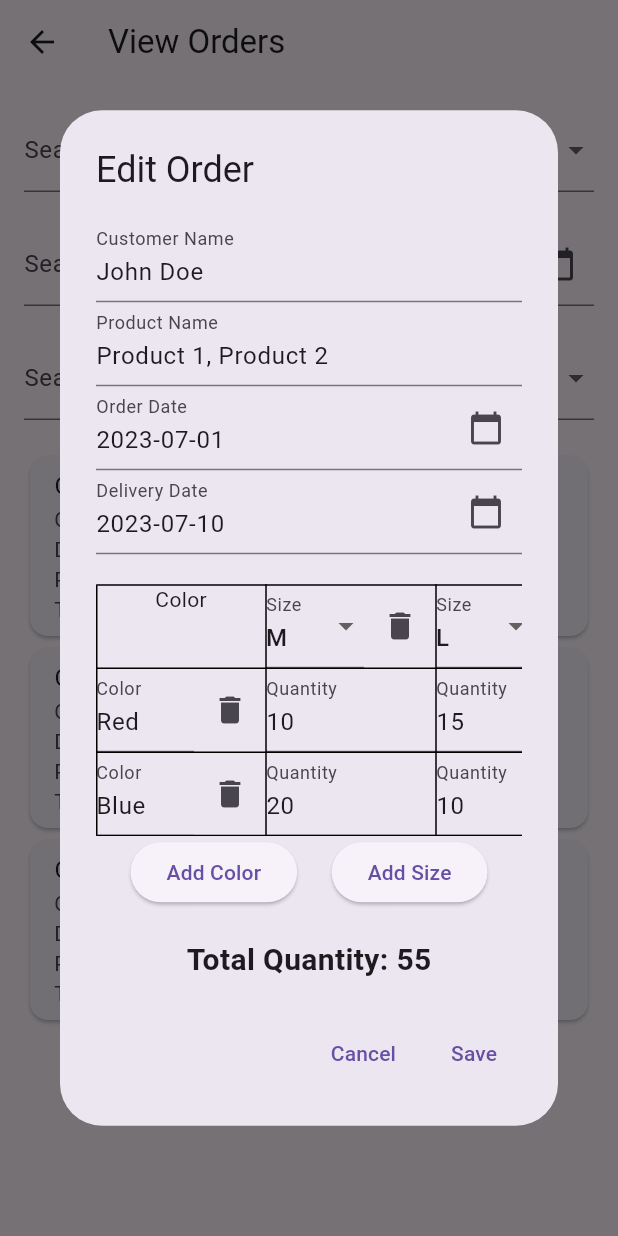
After one commit to BibekNeupanee/Factory, a Flutter app: the ViewOrderPage screen opened directly, after a tap on the "edit" icon, on a phone screen of 412 x 824 dp. The commit adds this screen. Run offline on Flutter 3.47's test engine with Material 3 defaults, Android fonts, the phone set to English and light mode, and no system bars; our stand-ins replace shared_preferences; accounts and stored records are empty.

Commit message:
added different directory and view order

```diff
--- /dev/null
+++ b/lib/Order_Management/View_Order/edit_order.dart
@@ -0,0 +1,325 @@
+import 'package:flutter/material.dart';
+import 'package:intl/intl.dart';
+import 'package:flutter/services.dart'; // For input formatters
+
+class EditOrderDialog extends StatefulWidget {
+  final Map<String, dynamic> order;
+  final Function(Map<String, dynamic>) onSave;
+
+  EditOrderDialog({required this.order, required this.onSave});
+
+  @override
+  _EditOrderDialogState createState() => _EditOrderDialogState();
+}
+
+class _EditOrderDialogState extends State<EditOrderDialog> {
+  late TextEditingController _customerController;
+  late TextEditingController _orderDateController;
+  late TextEditingController _deliveryDateController;
+  late TextEditingController _productController;
+  late List<String> _colors;
+  late List<String> _sizes;
+  late Map<String, Map<String, TextEditingController>> _quantities;
+  int _totalQuantity = 0;
+
+  @override
+  void initState() {
+    super.initState();
+    _customerController = TextEditingController(text: widget.order['customer']);
+    _orderDateController =
+        TextEditingController(text: widget.order['orderDate']);
+    _deliveryDateController =
+        TextEditingController(text: widget.order['deliveryDate']);
+    _productController =
+        TextEditingController(text: widget.order['products'].join(', '));
+    _colors = List<String>.from(widget.order['colors']);
+    _sizes = List<String>.from(widget.order['sizes']);
+    _quantities = {};
+
+    for (var color in _colors) {
+      _quantities[color] = {};
+      for (var size in _sizes) {
+        _quantities[color]![size] = TextEditingController(
+          text: widget.order['quantities'][color]?[size]?.toString() ?? '',
+        );
+        _quantities[color]![size]!.addListener(_updateTotalQuantity);
+      }
+    }
+    _updateTotalQuantity();
+  }
+
+  void _updateTotalQuantity() {
+    int total = 0;
+    for (var color in _quantities.values) {
+      for (var controller in color.values) {
+        total += int.tryParse(controller.text) ?? 0;
+      }
+    }
+    setState(() {
+      _totalQuantity = total;
+    });
+  }
+
+  Future<void> _selectDate(
+      BuildContext context, TextEditingController controller) async {
+    final DateTime? picked = await showDatePicker(
+      context: context,
+      initialDate: DateTime.now(),
+      firstDate: DateTime(2000),
+      lastDate: DateTime(2101),
+    );
+    if (picked != null) {
+      setState(() {
+        controller.text = DateFormat('yyyy-MM-dd').format(picked);
+      });
+    }
+  }
+
+  void _addNewColor() {
+    setState(() {
+      String newColor = '';
+      _colors.add(newColor);
+      _quantities[newColor] = {
+        for (var size in _sizes) size: TextEditingController()
+      };
+      for (var size in _sizes) {
+        _quantities[newColor]![size]!.addListener(_updateTotalQuantity);
+      }
+    });
+  }
+
+  void _addNewSize() {
+    setState(() {
+      String newSize = '';
+      _sizes.add(newSize);
+      for (var quantity in _quantities.values) {
+        quantity[newSize] = TextEditingController();
+        quantity[newSize]!.addListener(_updateTotalQuantity);
+      }
+    });
+  }
+
+  void _removeColor(int index) {
+    setState(() {
+      String colorToRemove = _colors[index];
+      _quantities.remove(colorToRemove);
+      _colors.removeAt(index);
+      _updateTotalQuantity();
+    });
+  }
+
+  void _removeSize(int index) {
+    String sizeToRemove = _sizes[index];
+    setState(() {
+      _sizes.removeAt(index);
+      for (var quantity in _quantities.values) {
+        quantity.remove(sizeToRemove);
+      }
+      _updateTotalQuantity();
+    });
+  }
+
+  @override
+  Widget build(BuildContext context) {
+    return AlertDialog(
+      title: Text('Edit Order'),
+      content: SingleChildScrollView(
+        child: Column(
+          mainAxisSize: MainAxisSize.min,
+          children: [
+            TextFormField(
+              controller: _customerController,
+              decoration: InputDecoration(labelText: 'Customer Name'),
+            ),
+            TextFormField(
+              controller: _productController,
+              decoration: InputDecoration(labelText: 'Product Name'),
+            ),
+            TextFormField(
+              controller: _orderDateController,
+              readOnly: true,
+              decoration: InputDecoration(
+                labelText: 'Order Date',
+                suffixIcon: IconButton(
+                  icon: Icon(Icons.calendar_today),
+                  onPressed: () => _selectDate(context, _orderDateController),
+                ),
+              ),
+            ),
+            TextFormField(
+              controller: _deliveryDateController,
+              readOnly: true,
+              decoration: InputDecoration(
+                labelText: 'Delivery Date',
+                suffixIcon: IconButton(
+                  icon: Icon(Icons.calendar_today),
+                  onPressed: () =>
+                      _selectDate(context, _deliveryDateController),
+                ),
+              ),
+            ),
+            SizedBox(height: 20),
+            SingleChildScrollView(
+              scrollDirection: Axis.horizontal,
+              child: SizedBox(
+                width: _sizes.length * 120.0 + 100,
+                child: Table(
+                  defaultColumnWidth: FixedColumnWidth(100.0),
+                  border: TableBorder.all(color: Colors.black),
+                  children: [
+                    TableRow(
+                      children: [
+                        TableCell(child: Center(child: Text('Color'))),
+                        ..._sizes.asMap().entries.map((entry) {
+                          int index = entry.key;
+                          String size = entry.value;
+                          return TableCell(
+                            child: Row(
+                              children: [
+                                Expanded(
+                                  child: DropdownButtonFormField<String>(
+                                    value: size.isEmpty ? null : size,
+                                    decoration:
+                                        InputDecoration(labelText: 'Size'),
+                                    items: _sizes.map((String value) {
+                                      return DropdownMenuItem<String>(
+                                        value: value,
+                                        child: Text(value),
+                                      );
+                                    }).toList(),
+                                    onChanged: (newValue) {
+                                      setState(() {
+                                        _sizes[index] = newValue!;
+                                        for (var quantity
+                                            in _quantities.values) {
+                                          quantity[newValue] =
+                                              TextEditingController();
+                                          quantity[newValue]!.addListener(
+                                              _updateTotalQuantity);
+                                        }
+                                      });
+                                    },
+                                  ),
+                                ),
+                                IconButton(
+                                  icon: Icon(Icons.delete),
+                                  onPressed: () => _removeSize(index),
+                                ),
+                              ],
+                            ),
+                          );
+                        }).toList(),
+                      ],
+                    ),
+                    ..._colors.asMap().entries.map((entry) {
+                      int index = entry.key;
+                      String color = entry.value;
+                      return TableRow(
+                        children: [
+                          TableCell(
+                            child: Row(
+                              children: [
+                                Expanded(
+                                  child: TextFormField(
+                                    controller:
+                                        TextEditingController(text: color),
+                                    onChanged: (newValue) {
+                                      setState(() {
+                                        _colors[index] = newValue;
+                                        _quantities[newValue] =
+                                            _quantities.remove(color) ?? {};
+                                      });
+                                    },
+                                    decoration:
+                                        InputDecoration(labelText: 'Color'),
+                                  ),
+                                ),
+                                IconButton(
+                                  icon: Icon(Icons.delete),
+                                  onPressed: () => _removeColor(index),
+                                ),
+                              ],
+                            ),
+                          ),
+                          ..._sizes.map((size) {
+                            if (!_quantities[color]!.containsKey(size)) {
+                              _quantities[color]![size] =
+                                  TextEditingController();
+                              _quantities[color]![size]!
+                                  .addListener(_updateTotalQuantity);
+                            }
+                            return TableCell(
+                              child: TextFormField(
+                                controller: _quantities[color]![size],
+                                keyboardType: TextInputType.numberWithOptions(
+                                    decimal: false),
+                                inputFormatters: [
+                                  FilteringTextInputFormatter.digitsOnly
+                                ],
+                                decoration:
+                                    InputDecoration(labelText: 'Quantity'),
+                              ),
+                            );
+                          }).toList(),
+                        ],
+                      );
+                    }).toList(),
+                  ],
+                ),
+              ),
+            ),
+            Row(
+              mainAxisAlignment: MainAxisAlignment.spaceEvenly,
+              children: [
+                ElevatedButton(
+                  onPressed: _addNewColor,
+                  child: Text('Add Color'),
+                ),
+                ElevatedButton(
+                  onPressed: _addNewSize,
+                  child: Text('Add Size'),
+                ),
+              ],
+            ),
+            SizedBox(height: 20),
+            Text(
+              'Total Quantity: $_totalQuantity',
+              style: TextStyle(fontSize: 20, fontWeight: FontWeight.bold),
+            ),
+          ],
+        ),
+      ),
+      actions: [
+        TextButton(
+          onPressed: () {
+            Navigator.of(context).pop();
+          },
+          child: Text('Cancel'),
+        ),
+        TextButton(
+          onPressed: () {
+            Map<String, dynamic> updatedOrder = {
+              'customer': _customerController.text,
+              'orderDate': _orderDateController.text,
+              'deliveryDate': _deliveryDateController.text,
+              'products': _productController.text.split(', '),
+              'totalAmount': _totalQuantity,
+              'colors': _colors,
+              'sizes': _sizes,
+              'quantities': {
+                for (var color in _colors)
+                  color: {
+                    for (var size in _sizes)
+                      size: int.tryParse(_quantities[color]![size]!.text) ?? 0
+                  }
+              }
+            };
+            widget.onSave(updatedOrder);
+            Navigator.of(context).pop();
+          },
+          child: Text('Save'),
+        ),
+      ],
+    );
+  }
+}
--- /dev/null
+++ b/lib/Order_Management/View_Order/view_order.dart
@@ -0,0 +1,296 @@
+import 'package:flutter/material.dart';
+import 'package:intl/intl.dart';
+import 'edit_order.dart'; // Import the EditOrderDialog
+
+class ViewOrderPage extends StatefulWidget {
+  @override
+  _ViewOrderPageState createState() => _ViewOrderPageState();
+}
+
+class _ViewOrderPageState extends State<ViewOrderPage> {
+  final List<Map<String, dynamic>> orderDetails = [
+    {
+      'customer': 'John Doe',
+      'orderDate': '2023-07-01',
+      'deliveryDate': '2023-07-10',
+      'products': ['Product 1', 'Product 2'],
+      'totalAmount': 55.0,
+      'colors': ['Red', 'Blue'],
+      'sizes': ['M', 'L'],
+      'quantities': {
+        'Red': {'M': 10, 'L': 15},
+        'Blue': {'M': 20, 'L': 10}
+      }
+    },
+    {
+      'customer': 'Jane Smith',
+      'orderDate': '2023-07-02',
+      'deliveryDate': '2023-07-12',
+      'products': ['Product 3'],
+      'totalAmount': 30.0,
+      'colors': ['Green'],
+      'sizes': ['S'],
+      'quantities': {
+        'Green': {'S': 30}
+      }
+    },
+    {
+      'customer': 'Alice Johnson',
+      'orderDate': '2023-07-03',
+      'deliveryDate': '2023-07-13',
+      'products': ['Product 4', 'Product 5'],
+      'totalAmount': 75.0,
+      'colors': ['Yellow', 'Black'],
+      'sizes': ['XL', 'XXL'],
+      'quantities': {
+        'Yellow': {'XL': 25, 'XXL': 10},
+        'Black': {'XL': 20, 'XXL': 20}
+      }
+    },
+  ];
+
+  String? selectedCustomer;
+  DateTime? selectedDate;
+  String? selectedProduct;
+  List<String> customers = [];
+  List<String> products = [];
+  List<Map<String, dynamic>> filteredOrders = [];
+
+  @override
+  void initState() {
+    super.initState();
+    customers = orderDetails
+        .map((order) => order['customer'] as String)
+        .toSet()
+        .toList();
+    products = orderDetails
+        .expand((order) => order['products'] as List<String>)
+        .toSet()
+        .toList();
+    filteredOrders = List.from(orderDetails);
+  }
+
+  void filterOrders() {
+    setState(() {
+      filteredOrders = orderDetails.where((order) {
+        final matchesCustomer =
+            selectedCustomer == null || order['customer'] == selectedCustomer;
+        final matchesDate = selectedDate == null ||
+            order['orderDate'] ==
+                DateFormat('yyyy-MM-dd').format(selectedDate!);
+        final matchesProduct = selectedProduct == null ||
+            (order['products'] as List).contains(selectedProduct);
+        return matchesCustomer && matchesDate && matchesProduct;
+      }).toList();
+    });
+  }
+
+  Future<void> _selectDate(BuildContext context) async {
+    final DateTime? picked = await showDatePicker(
+      context: context,
+      initialDate: selectedDate ?? DateTime.now(),
+      firstDate: DateTime(2000),
+      lastDate: DateTime(2101),
+    );
+    if (picked != null) {
+      setState(() {
+        selectedDate = picked;
+        filterOrders();
+      });
+    }
+  }
+
+  void clearFilters() {
+    setState(() {
+      selectedCustomer = null;
+      selectedDate = null;
+      selectedProduct = null;
+      filteredOrders = List.from(orderDetails);
+    });
+  }
+
+  void _editOrder(BuildContext context, int index) {
+    showDialog(
+      context: context,
+      builder: (context) {
+        return EditOrderDialog(
+          order: filteredOrders[index],
+          onSave: (updatedOrder) {
+            setState(() {
+              orderDetails[index] = updatedOrder;
+              filterOrders();
+            });
+          },
+        );
+      },
+    );
+  }
+
+  void _deleteOrder(int index) {
+    setState(() {
+      orderDetails.removeAt(index);
+      filterOrders();
+    });
+  }
+
+  @override
+  Widget build(BuildContext context) {
+    return Scaffold(
+      appBar: AppBar(
+        title: Text('View Orders'),
+      ),
+      body: Padding(
+        padding: const EdgeInsets.all(16.0),
+        child: Column(
+          crossAxisAlignment: CrossAxisAlignment.start,
+          children: [
+            Row(
+              children: [
+                Expanded(
+                  child: DropdownButtonFormField<String>(
+                    decoration: InputDecoration(
+                      labelText: 'Search by Customer Name',
+                      suffixIcon: selectedCustomer != null
+                          ? IconButton(
+                              icon: Icon(Icons.clear),
+                              onPressed: () {
+                                setState(() {
+                                  selectedCustomer = null;
+                                  filterOrders();
+                                });
+                              },
+                            )
+                          : null,
+                    ),
+                    items: customers.map((customer) {
+                      return DropdownMenuItem<String>(
+                        value: customer,
+                        child: Text(customer),
+                      );
+                    }).toList(),
+                    onChanged: (newValue) {
+                      setState(() {
+                        selectedCustomer = newValue;
+                        filterOrders();
+                      });
+                    },
+                    value: selectedCustomer,
+                  ),
+                ),
+              ],
+            ),
+            SizedBox(height: 20),
+            Row(
+              children: [
+                Expanded(
+                  child: TextFormField(
+                    readOnly: true,
+                    decoration: InputDecoration(
+                      labelText: 'Search by Order Date',
+                      suffixIcon: Row(
+                        mainAxisSize: MainAxisSize.min,
+                        children: [
+                          if (selectedDate != null)
+                            IconButton(
+                              icon: Icon(Icons.clear),
+                              onPressed: () {
+                                setState(() {
+                                  selectedDate = null;
+                                  filterOrders();
+                                });
+                              },
+                            ),
+                          IconButton(
+                            icon: Icon(Icons.calendar_today),
+                            onPressed: () => _selectDate(context),
+                          ),
+                        ],
+                      ),
+                    ),
+                    controller: TextEditingController(
+                      text: selectedDate == null
+                          ? ''
+                          : DateFormat('yyyy-MM-dd').format(selectedDate!),
+                    ),
+                  ),
+                ),
+              ],
+            ),
+            SizedBox(height: 20),
+            Row(
+              children: [
+                Expanded(
+                  child: DropdownButtonFormField<String>(
+                    decoration: InputDecoration(
+                      labelText: 'Search by Product Name',
+                      suffixIcon: selectedProduct != null
+                          ? IconButton(
+                              icon: Icon(Icons.clear),
+                              onPressed: () {
+                                setState(() {
+                                  selectedProduct = null;
+                                  filterOrders();
+                                });
+                              },
+                            )
+                          : null,
+                    ),
+                    items: products.map((product) {
+                      return DropdownMenuItem<String>(
+                        value: product,
+                        child: Text(product),
+                      );
+                    }).toList(),
+                    onChanged: (newValue) {
+                      setState(() {
+                        selectedProduct = newValue;
+                        filterOrders();
+                      });
+                    },
+                    value: selectedProduct,
+                  ),
+                ),
+              ],
+            ),
+            SizedBox(height: 20),
+            Expanded(
+              child: ListView.builder(
+                itemCount: filteredOrders.length,
+                itemBuilder: (context, index) {
+                  final order = filteredOrders[index];
+                  return Card(
+                    child: ListTile(
+                      title: Text('Customer: ${order['customer']}'),
+                      subtitle: Column(
+                        crossAxisAlignment: CrossAxisAlignment.start,
+                        children: [
+                          Text('Order Date: ${order['orderDate']}'),
+                          Text('Delivery Date: ${order['deliveryDate']}'),
+                          Text('Products: ${order['products'].join(', ')}'),
+                          Text('Total Quantity: ${order['totalAmount']}'),
+                        ],
+                      ),
+                      trailing: Row(
+                        mainAxisSize: MainAxisSize.min,
+                        children: [
+                          IconButton(
+                            icon: Icon(Icons.edit),
+                            onPressed: () => _editOrder(context, index),
+                          ),
+                          IconButton(
+                            icon: Icon(Icons.delete),
+                            onPressed: () => _deleteOrder(index),
+                          ),
+                        ],
+                      ),
+                    ),
+                  );
+                },
+              ),
+            ),
+          ],
+        ),
+      ),
+    );
+  }
+}
--- a/lib/dashboard.dart
+++ b/lib/dashboard.dart
@@ -1,7 +1,8 @@
+import 'package:factory_flutter/Order_Management/View_Order/view_order.dart';
 import 'package:flutter/material.dart';
 import 'detail.dart';
 import 'nav_bar.dart';
-import 'add_order.dart'; // Import the new add_order.dart file
+import 'Order_Management/add_order.dart'; // Import the new add_order.dart file
 
 class DashboardPage extends StatefulWidget {
   final String title;
@@ -59,9 +60,8 @@ class _DashboardPageState extends State<DashboardPage> {
           Expanded(
             child: ListView(
               children: names
-                  .where((name) => name
-                  .toLowerCase()
-                  .startsWith(query.toLowerCase()))
+                  .where((name) =>
+                      name.toLowerCase().startsWith(query.toLowerCase()))
                   .map((name) => ListTile(
                         title: Text(name),
                         onTap: () {
@@ -78,9 +78,14 @@ class _DashboardPageState extends State<DashboardPage> {
           ),
         ],
       );
-    } else if (widget.title == 'Add Order') {
+    }
+    else if (widget.title == 'Add Order') {
       return AddOrderPage(); // Return the AddOrderPage widget
-    } else {
+    }
+    else if (widget.title == 'View Order'){
+      return ViewOrderPage();
+    }
+    else {
       return Center(
         child: Text('You are in ${widget.title}'),
       );
--- a/lib/nav_bar.dart
+++ b/lib/nav_bar.dart
@@ -5,7 +5,7 @@ import 'login.dart';
 
 class NavBar extends StatelessWidget {
   final List<String> menuItems = [
-    'Dashboard', 'Add Order', 'Contact', 'About Us'
+    'Dashboard', 'Add Order','View Order','Contact', 'About Us'
   ];
 
   Future<void> _logout(BuildContext context) async {
```
Also changed, not shown: lib/detail.dart (+5 -5 lines), lib/Ledger/add_amount.dart (renamed from lib/add_amount.dart), lib/Ledger/ledger.dart (renamed from lib/ledger.dart), lib/Order_Management/add_order.dart (renamed from lib/add_order.dart), lib/Product_Management/add_product.dart (renamed from lib/add_product.dart), lib/Product_Management/assign_product.dart (renamed from lib/assign_product.dart), lib/Product_Management/edit_product.dart (renamed from lib/edit_product.dart), lib/Product_Management/to_receive.dart (renamed from lib/to_receive.dart). Lines whose indentation alone changed are shown as unchanged.
